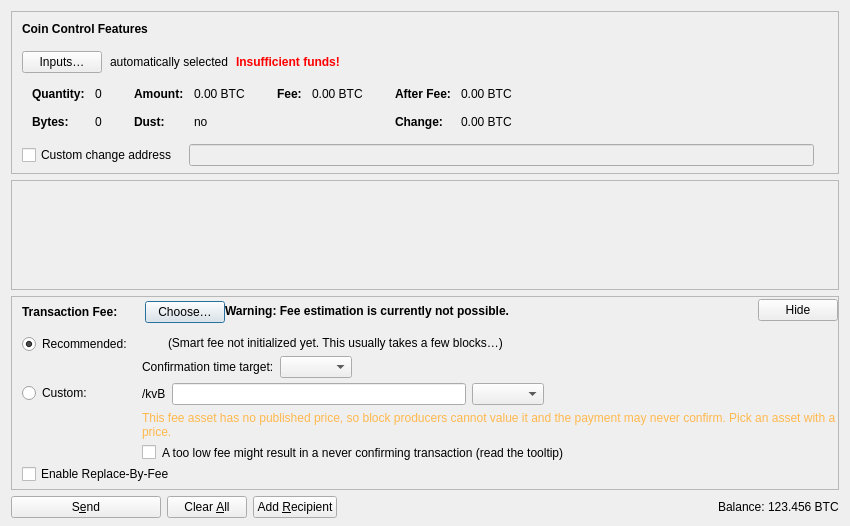
ConcatenaLabs/Sequentia, file src/qt/forms/sendcoinsdialog.ui: the form before one commit.
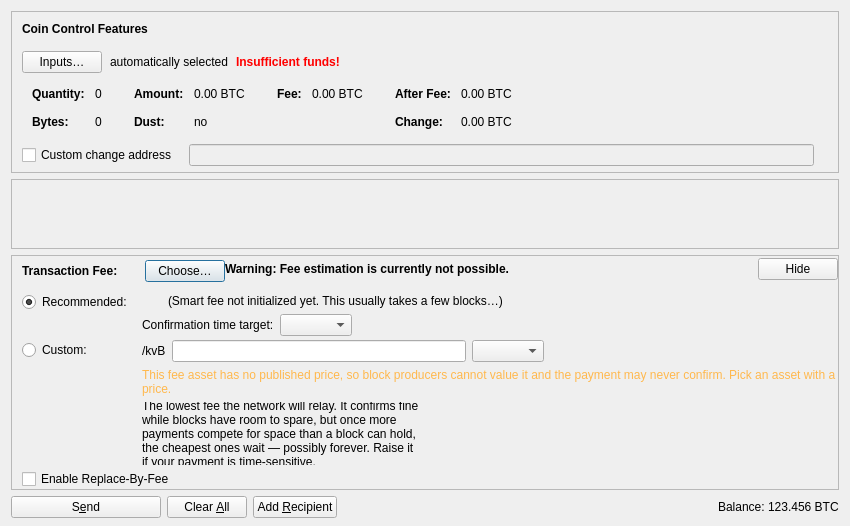
The form after the commit. Icons and pictures are not drawn. Custom widgets are drawn as their Qt base class.

Commit message: qt: fix five things the transaction, receive and send screens got wrong

Patch:
```diff
--- a/src/qt/forms/sendcoinsdialog.ui
+++ b/src/qt/forms/sendcoinsdialog.ui
@@ -900,26 +900,16 @@
                </item>
                <item>
                 <layout class="QHBoxLayout" name="horizontalLayoutFee8">
-                 <item>
-                  <widget class="QCheckBox" name="checkBoxMinimumFee">
-                   <property name="toolTip">
-                    <string>Paying only the minimum fee is just fine as long as there is less transaction volume than space in the blocks. But be aware that this can end up in a never confirming transaction once there is more demand for transactions than the network can process.</string>
-                   </property>
-                   <property name="text">
-                    <string/>
-                   </property>
-                  </widget>
-                 </item>
                  <item>
                   <widget class="QLabel" name="labelCustomFeeWarning">
                    <property name="enabled">
                     <bool>true</bool>
                    </property>
-                   <property name="toolTip">
-                    <string>Paying only the minimum fee is just fine as long as there is less transaction volume than space in the blocks. But be aware that this can end up in a never confirming transaction once there is more demand for transactions than the network can process.</string>
+                   <property name="wordWrap">
+                    <bool>true</bool>
                    </property>
                    <property name="text">
-                    <string>A too low fee might result in a never confirming transaction (read the tooltip)</string>
+                    <string>The lowest fee the network will relay. It confirms fine while blocks have room to spare, but once more payments compete for space than a block can hold, the cheapest ones wait — possibly forever. Raise it if your payment is time-sensitive.</string>
                    </property>
                   </widget>
                  </item>
```
The commit also changes 15 other files.
